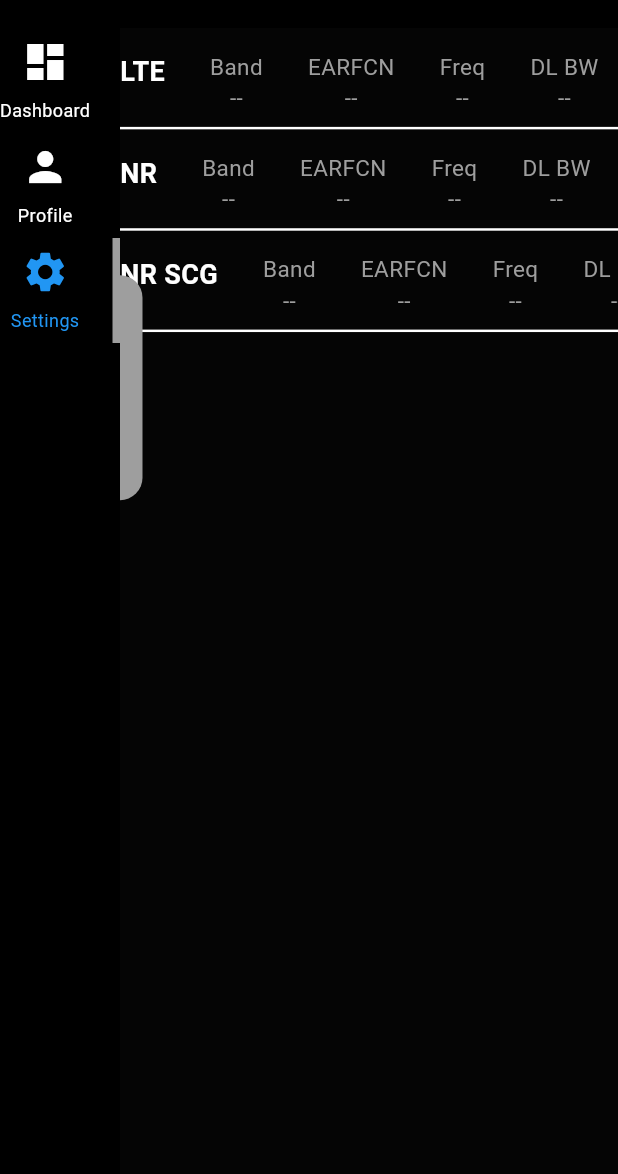
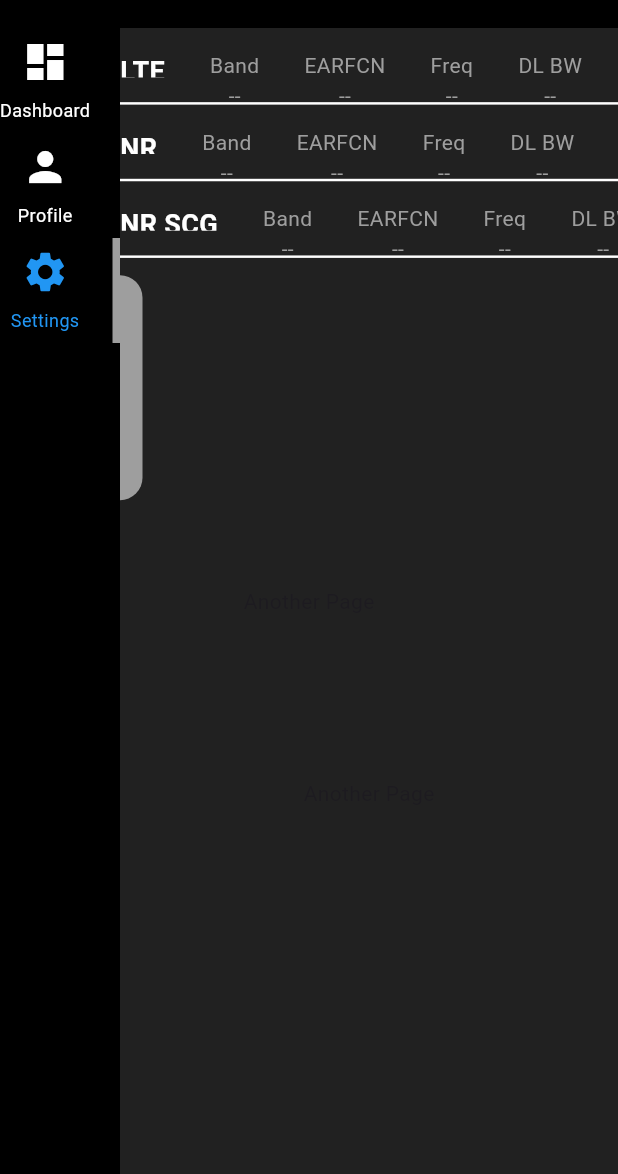
Before and after one commit to chakshit2004h/internship_task, a Flutter app: the screen it shows after launch, after a tap on "Profile", after a tap on "Settings", after a tap on the "visibility off" icon, on a phone screen of 412 x 824 dp, the part 62-1236 px from its top. Run offline on Flutter 3.47's test engine with Material 3 defaults, Android fonts, the phone set to English and light mode, and no system bars.

Commit message:
second commit

```diff
--- a/lib/font/fonts_style.dart
+++ b/lib/font/fonts_style.dart
@@ -25,7 +25,7 @@ class AppWidget {
   static TextStyle lightTextStyle(){
     return const TextStyle(
       color: Colors.grey,
-      fontSize: 15,
+      fontSize: 14,
     );
   }
 }
--- a/lib/pages/homepage.dart
+++ b/lib/pages/homepage.dart
@@ -24,29 +24,45 @@ class _HomepageState extends State<Homepage> {
 
   // Define the content for each page
   final List<Widget> _pages = [
-    const Center(child: SizedBox()), // Empty widget for the dashboard
+    const Center(child: Text('Dashboard')), // Example for the dashboard
     const TextPage(), // TextPage, assuming this page exists in your project
-    const Center(child: SizedBox()),
+    const Center(child: Text('Another Page')),
   ];
 
   @override
   Widget build(BuildContext context) {
     mq = MediaQuery.of(context).size;
     return Scaffold(
-      backgroundColor: Colors.black87,
+      backgroundColor: Colors.transparent, // Ensure the screen's base background is transparent
       appBar: const CustomAppBar(),
-      body: GestureDetector(
+      body: Stack(
+        children: [
+          // Main Content Area
+          GestureDetector(
             onTap: () {
               if (_isNavBarVisible) {
                 setState(() {
-              _isNavBarVisible = false; // Hide the nav bar when clicked anywhere
-              _isRollerVisible = true; // Show the roller button again when the nav bar is hidden
+                  _isNavBarVisible = false; // Hide the nav bar when clicking anywhere
+                  _isRollerVisible = true; // Show the roller button again
                 });
               }
             },
-        child: Stack(
+            child: Container(
+              color: Colors.grey[900], // Main background color for the screen
+              child: Column(
                 children: [
-            // Main Content Area (wrapped inside Stack)
+                  Expanded(
+                    child: IndexedStack(
+                      index: _selectedIndex,
+                      children: _pages, // Display the selected page
+                    ),
+                  ),
+                ],
+              ),
+            ),
+          ),
+
+          // Navigation Bar and Overlay Controls
           Stack(
             children: [
               // Left Navigation Bar (with sliding animation)
@@ -55,51 +71,57 @@ class _HomepageState extends State<Homepage> {
                 left: _isNavBarVisible ? 0 : -80, // Slide in/out
                 top: 0,
                 bottom: 0,
+                child: Container(
+                  width: 80,
+                  color: Colors.black87, // Navigation bar background color
                   child: Navigation_Bar(
                     onPageSelected: (index) {
                       setState(() {
                         _selectedIndex = index; // Update the selected page
-                        // Do not hide the navigation bar when selecting a page
                       });
                     },
                   ),
                 ),
+              ),
               // Main Content Area (Adjusts based on navigation bar visibility)
               Positioned.fill(
-                  left: _isNavBarVisible ? 80 : 0,
+                left: _isNavBarVisible ? 80 : 0, // Adjust based on navbar visibility
                 child: Container(
-                    color: Colors.black87,
                   child: Column(
                     children: [
                       // Animated visibility for main page
                       ValueListenableBuilder<bool>(
-                          valueListenable: isContentVisible,
+                        valueListenable: isContentVisible, // Assuming this is controlling visibility
                         builder: (context, isVisible, child) {
                           return AnimatedOpacity(
-                              opacity: isVisible ? 1.0 : 0.0,
+                            opacity: isVisible ? 1.0 : 0.0, // Fade in/out based on visibility
                             duration: const Duration(milliseconds: 500),
                             curve: Curves.easeInOut,
                             child: AnimatedSlide(
-                                offset: isVisible ? Offset.zero : const Offset(0, 0.1),
+                              offset: isVisible ? Offset.zero : const Offset(0, -0.2), // Slide out if not visible
                               duration: const Duration(milliseconds: 500),
                               curve: Curves.easeInOut,
-                                child: isVisible ? const mainPage() : const SizedBox(),
+                              child: isVisible
+                                  ? const mainPage()  // Show the mainPage when visible
+                                  : const SizedBox(), // Hide it when not visible
                             ),
                           );
                         },
                       ),
-                        // Display the corresponding page
+                      // Display the corresponding page based on selection
                       _pages[_selectedIndex],
                     ],
                   ),
                 ),
               ),
+
             ],
           ),
-            // Roller button to toggle navigation bar
+
+          // Roller Button
           Positioned(
             left: _isNavBarVisible ? 80 : 0, // Adjust based on nav bar visibility
-              top: mq.height * .2, // Center vertically
+            top: mq.height * .2, // Position vertically
             child: GestureDetector(
               onTap: () {
                 setState(() {
@@ -109,7 +131,7 @@ class _HomepageState extends State<Homepage> {
               },
               child: AnimatedOpacity(
                 opacity: _isRollerVisible ? 1.0 : 0.0, // Fade in/out the roller button
-                  duration: const Duration(milliseconds: 10), // Animation duration
+                duration: const Duration(milliseconds: 300),
                 child: Container(
                   width: 15,
                   height: 150,
@@ -127,7 +149,6 @@ class _HomepageState extends State<Homepage> {
           ),
         ],
       ),
-      ),
     );
   }
 }
--- a/lib/widget/value_container.dart
+++ b/lib/widget/value_container.dart
@@ -30,7 +30,7 @@ class _mainPageState extends State<mainPage> {
             },
             child: AnimatedContainer(
               width: double.infinity,
-              height: isExpanded_1 ? mq.height * 0.08 : mq.height* 0.15,
+              height: isExpanded_1 ? mq.height * 0.06 : mq.height* 0.15,
               duration: const Duration(milliseconds: 300),
               curve: Curves.easeInOut,
               child: Row(
@@ -187,7 +187,7 @@ class _mainPageState extends State<mainPage> {
             },
             child: AnimatedContainer(
               width: double.infinity,
-              height: isExpanded_2 ? mq.height * 0.08 : mq.height* 0.15,
+              height: isExpanded_2 ? mq.height * 0.06 : mq.height* 0.15,
               duration: const Duration(milliseconds: 300),
               curve: Curves.easeInOut,
               child: Row(
@@ -344,7 +344,7 @@ class _mainPageState extends State<mainPage> {
             },
             child: AnimatedContainer(
               width: double.infinity,
-              height: isExpanded_3 ? mq.height * 0.08 : mq.height* 0.15,
+              height: isExpanded_3 ? mq.height * 0.06 : mq.height* 0.15,
               duration: const Duration(milliseconds: 300),
               curve: Curves.easeInOut,
               child: Row(
```
Also changed, not shown: lib/widget/navigation_bar.dart (line endings or trailing spaces). Lines whose indentation alone changed are shown as unchanged.
